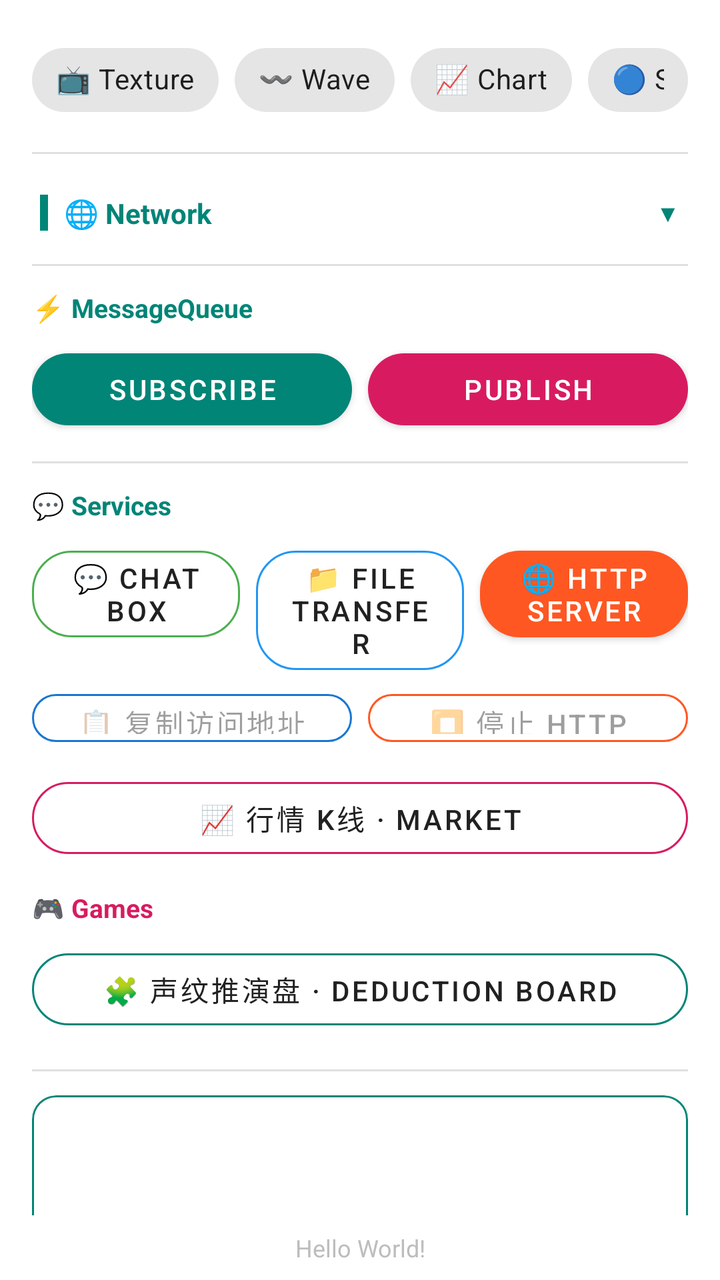
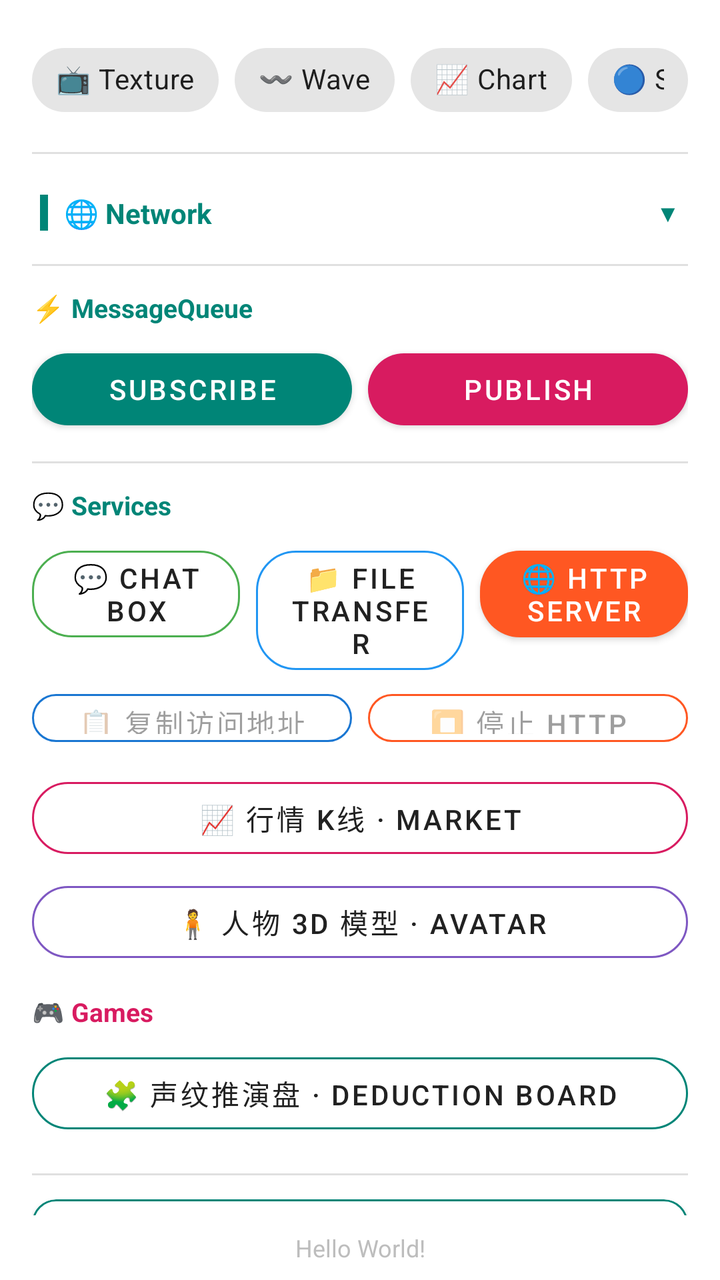

Two renders of the same Android screen: before a commit and after it. Below are the layout's source before the change and the commit's diff.
<!-- AndroidManifest.xml: activity theme Theme.MaterialComponents.DayNight.DarkActionBar -->
<!-- res/layout/activity_select.xml -->
<?xml version="1.0" encoding="utf-8"?>
<LinearLayout xmlns:android="http://schemas.android.com/apk/res/android"
    xmlns:app="http://schemas.android.com/apk/res-auto"
    xmlns:tools="http://schemas.android.com/tools"
    android:layout_width="match_parent"
    android:layout_height="match_parent"
    android:orientation="vertical">

    <ScrollView
        android:layout_width="match_parent"
        android:layout_height="0dp"
        android:layout_weight="1"
        android:fillViewport="true"
        android:scrollbars="none"
        tools:context=".activity.MainActivity"
        tools:ignore="MissingClass">

        <LinearLayout
            android:layout_width="match_parent"
            android:layout_height="wrap_content"
            android:orientation="vertical"
            android:padding="16dp">

            
            <LinearLayout
                android:layout_width="match_parent"
                android:layout_height="wrap_content"
                android:layout_marginBottom="12dp"
                android:gravity="center"
                android:orientation="horizontal">

                <com.google.android.material.chip.Chip
                    android:id="@+id/btn_texture"
                    style="@style/Widget.MaterialComponents.Chip.Action"
                    android:layout_width="wrap_content"
                    android:layout_height="wrap_content"
                    android:layout_marginEnd="8dp"
                    android:checkable="false"
                    android:clickable="true"
                    android:focusable="true"
                    android:text="@string/texture"
                    app:chipIconVisible="false"
                    app:rippleColor="@color/colorPrimary" />

                <com.google.android.material.chip.Chip
                    android:id="@+id/btn_wave"
                    style="@style/Widget.MaterialComponents.Chip.Action"
                    android:layout_width="wrap_content"
                    android:layout_height="wrap_content"
                    android:layout_marginEnd="8dp"
                    android:checkable="false"
                    android:clickable="true"
                    android:focusable="true"
                    android:text="@string/wave"
                    app:chipIconVisible="false"
                    app:rippleColor="@color/colorPrimary" />

                <com.google.android.material.chip.Chip
                    android:id="@+id/btn_chart"
                    style="@style/Widget.MaterialComponents.Chip.Action"
                    android:layout_width="wrap_content"
                    android:layout_height="wrap_content"
                    android:layout_marginEnd="8dp"
                    android:checkable="false"
                    android:clickable="true"
                    android:focusable="true"
                    android:text="@string/chart"
                    app:chipIconVisible="false"
                    app:rippleColor="@color/colorPrimary" />

                <com.google.android.material.chip.Chip
                    android:id="@+id/btn_bluetooth"
                    style="@style/Widget.MaterialComponents.Chip.Action"
                    android:layout_width="wrap_content"
                    android:layout_height="wrap_content"
                    android:checkable="false"
                    android:clickable="true"
                    android:focusable="true"
                    android:text="@string/bluetooth"
                    app:chipIconVisible="false"
                    app:rippleColor="@color/colorAccent" />
            </LinearLayout>

            
            <View
                android:layout_width="match_parent"
                android:layout_height="1dp"
                android:layout_marginBottom="12dp"
                android:background="#E0E0E0" />

            
            <LinearLayout
                android:id="@+id/network_header"
                android:layout_width="match_parent"
                android:layout_height="wrap_content"
                android:layout_marginBottom="4dp"
                android:gravity="center_vertical"
                android:orientation="horizontal"
                android:clickable="true"
                android:focusable="true"
                android:background="?android:attr/selectableItemBackground"
                android:paddingVertical="8dp"
                android:paddingHorizontal="4dp">

                <View
                    android:layout_width="4dp"
                    android:layout_height="18dp"
                    android:layout_marginEnd="8dp"
                    android:background="@color/colorPrimary" />

                <TextView
                    android:layout_width="0dp"
                    android:layout_height="wrap_content"
                    android:layout_weight="1"
                    android:text="@string/section_network"
                    android:textColor="@color/colorPrimary"
                    android:textSize="14sp"
                    android:textStyle="bold" />

                <TextView
                    android:id="@+id/network_arrow"
                    android:layout_width="wrap_content"
                    android:layout_height="wrap_content"
                    android:text="▼"
                    android:textColor="@color/colorPrimary"
                    android:textSize="12sp" />
            </LinearLayout>

            
            <LinearLayout
                android:id="@+id/network_content"
                android:layout_width="match_parent"
                android:layout_height="wrap_content"
                android:visibility="gone"
                android:orientation="vertical"
                android:layout_marginBottom="8dp">

                
                <LinearLayout
                    android:layout_width="match_parent"
                    android:layout_height="wrap_content"
                    android:layout_marginBottom="4dp"
                    android:orientation="horizontal">

                    <com.google.android.material.button.MaterialButton
                        android:id="@+id/btn_server"
                        style="@style/Widget.MaterialComponents.Button.OutlinedButton"
                        android:layout_width="0dp"
                        android:layout_height="36dp"
                        android:layout_marginEnd="6dp"
                        android:layout_weight="1"
                        android:text="@string/server"
                        android:textSize="12sp"
                        android:paddingStart="8dp"
                        android:paddingEnd="8dp"
                        app:cornerRadius="18dp"
                        app:strokeColor="@color/colorPrimary"
                        app:strokeWidth="1dp" />

                    <com.google.android.material.button.MaterialButton
                        android:id="@+id/btn_client"
                        style="@style/Widget.MaterialComponents.Button.OutlinedButton"
                        android:layout_width="0dp"
                        android:layout_height="36dp"
                        android:layout_weight="1"
                        android:text="@string/client"
                        android:textSize="12sp"
                        android:paddingStart="8dp"
                        android:paddingEnd="8dp"
                        app:cornerRadius="18dp"
                        app:strokeColor="@color/colorPrimary"
                        app:strokeWidth="1dp" />
                </LinearLayout>

                
                <LinearLayout
                    android:layout_width="match_parent"
                    android:layout_height="wrap_content"
                    android:layout_marginBottom="12dp"
                    android:orientation="horizontal">

                    <TextView
                        android:id="@+id/txt_server"
                        android:layout_width="0dp"
                        android:layout_height="wrap_content"
                        android:layout_marginEnd="6dp"
                        android:layout_weight="1"
                        android:ellipsize="end"
                        android:gravity="center"
                        android:maxLines="1"
                        android:text="@string/dftHint"
                        android:textColor="#9E9E9E"
                        android:textSize="10sp" />

                    <TextView
                        android:id="@+id/txt_client"
                        android:layout_width="0dp"
                        android:layout_height="wrap_content"
                        android:layout_weight="1"
                        android:ellipsize="end"
                        android:gravity="center"
                        android:maxLines="1"
                        android:text="@string/dftHint"
                        android:textColor="#9E9E9E"
                        android:textSize="10sp" />
                </LinearLayout>

                
                <LinearLayout
                    android:layout_width="match_parent"
                    android:layout_height="wrap_content"
                    android:layout_marginBottom="4dp"
                    android:orientation="horizontal">

                    <com.google.android.material.button.MaterialButton
                        android:id="@+id/btn_event"
                        style="@style/Widget.MaterialComponents.Button.OutlinedButton"
                        android:layout_width="0dp"
                        android:layout_height="36dp"
                        android:layout_marginEnd="6dp"
                        android:layout_weight="1"
                        android:text="@string/event"
                        android:textSize="12sp"
                        android:paddingStart="8dp"
                        android:paddingEnd="8dp"
                        app:cornerRadius="18dp"
                        app:strokeColor="@color/colorPrimary"
                        app:strokeWidth="1dp" />

                    <com.google.android.material.button.MaterialButton
                        android:id="@+id/btn_time"
                        style="@style/Widget.MaterialComponents.Button.OutlinedButton"
                        android:layout_width="0dp"
                        android:layout_height="36dp"
                        android:layout_weight="1"
                        android:text="@string/time"
                        android:textSize="12sp"
                        android:paddingStart="8dp"
                        android:paddingEnd="8dp"
                        app:cornerRadius="18dp"
                        app:strokeColor="@color/colorPrimary"
                        app:strokeWidth="1dp" />
                </LinearLayout>

                
                <LinearLayout
                    android:layout_width="match_parent"
                    android:layout_height="wrap_content"
                    android:layout_marginBottom="12dp"
                    android:orientation="horizontal">

                    <TextView
                        android:id="@+id/txt_event"
                        android:layout_width="0dp"
                        android:layout_height="wrap_content"
                        android:layout_marginEnd="6dp"
                        android:layout_weight="1"
                        android:ellipsize="end"
                        android:gravity="center"
                        android:maxLines="1"
                        android:text="@string/dftHint"
                        android:textColor="#9E9E9E"
                        android:textSize="10sp" />

                    <TextView
                        android:id="@+id/txt_time"
                        android:layout_width="0dp"
                        android:layout_height="wrap_content"
                        android:layout_weight="1"
                        android:ellipsize="end"
                        android:gravity="center"
                        android:maxLines="1"
                        android:text="@string/dftHint"
                        android:textColor="#9E9E9E"
                        android:textSize="10sp" />
                </LinearLayout>

                
                <LinearLayout
                    android:layout_width="match_parent"
                    android:layout_height="wrap_content"
                    android:layout_marginTop="2dp"
                    android:orientation="horizontal">

                    <com.google.android.material.button.MaterialButton
                        android:id="@+id/btn_tcp"
                        style="@style/Widget.MaterialComponents.Button.OutlinedButton"
                        android:layout_width="0dp"
                        android:layout_height="38dp"
                        android:layout_marginEnd="6dp"
                        android:layout_weight="1"
                        android:text="@string/tcp"
                        android:textSize="13sp"
                        app:cornerRadius="20dp"
                        app:strokeColor="@color/colorPrimary"
                        app:strokeWidth="1dp" />

                    <com.google.android.material.button.MaterialButton
                        android:id="@+id/btn_ikcp"
                        style="@style/Widget.MaterialComponents.Button.OutlinedButton"
                        android:layout_width="0dp"
                        android:layout_height="38dp"
                        android:layout_weight="1"
                        android:text="@string/kcprun"
                        android:textSize="13sp"
                        app:cornerRadius="20dp"
                        app:strokeColor="#FF9800"
                        app:strokeWidth="1dp" />
                </LinearLayout>
            </LinearLayout>

            
            <View
                android:layout_width="match_parent"
                android:layout_height="1dp"
                android:layout_marginTop="4dp"
                android:layout_marginBottom="12dp"
                android:background="#E0E0E0" />

            
            <TextView
                android:layout_width="wrap_content"
                android:layout_height="wrap_content"
                android:layout_marginBottom="8dp"
                android:text="@string/section_advanced"
                android:textColor="@color/colorPrimary"
                android:textSize="13sp"
                android:textStyle="bold" />

            
            <LinearLayout
                android:layout_width="match_parent"
                android:layout_height="wrap_content"
                android:layout_marginBottom="8dp"
                android:orientation="horizontal">

                <com.google.android.material.button.MaterialButton
                    android:id="@+id/btn_subscribe"
                    style="@style/Widget.MaterialComponents.Button"
                    android:layout_width="0dp"
                    android:layout_height="wrap_content"
                    android:layout_marginEnd="8dp"
                    android:layout_weight="1"
                    android:text="@string/subscribe"
                    app:backgroundTint="@color/colorPrimary"
                    app:cornerRadius="20dp" />

                <com.google.android.material.button.MaterialButton
                    android:id="@+id/btn_publisher"
                    style="@style/Widget.MaterialComponents.Button"
                    android:layout_width="0dp"
                    android:layout_height="wrap_content"
                    android:layout_weight="1"
                    android:text="@string/publish"
                    app:backgroundTint="@color/colorAccent"
                    app:cornerRadius="20dp" />
            </LinearLayout>

            
            <View
                android:layout_width="match_parent"
                android:layout_height="1dp"
                android:layout_marginTop="4dp"
                android:layout_marginBottom="12dp"
                android:background="#E0E0E0" />

            
            <TextView
                android:layout_width="wrap_content"
                android:layout_height="wrap_content"
                android:layout_marginBottom="8dp"
                android:text="@string/section_files"
                android:textColor="@color/colorPrimary"
                android:textSize="13sp"
                android:textStyle="bold" />

            <LinearLayout
                android:layout_width="match_parent"
                android:layout_height="wrap_content"
                android:orientation="horizontal">

                <com.google.android.material.button.MaterialButton
                    android:id="@+id/btn_chat"
                    style="@style/Widget.MaterialComponents.Button.OutlinedButton"
                    android:layout_width="0dp"
                    android:layout_height="wrap_content"
                    android:layout_marginEnd="8dp"
                    android:layout_weight="1"
                    android:text="@string/chat"
                    app:cornerRadius="20dp"
                    app:strokeColor="#4CAF50" />

                <com.google.android.material.button.MaterialButton
                    android:id="@+id/btn_file_trans"
                    style="@style/Widget.MaterialComponents.Button.OutlinedButton"
                    android:layout_width="0dp"
                    android:layout_height="wrap_content"
                    android:layout_marginEnd="8dp"
                    android:layout_weight="1"
                    android:text="@string/file_trans"
                    app:cornerRadius="20dp"
                    app:strokeColor="#2196F3" />

                <com.google.android.material.button.MaterialButton
                    android:id="@+id/btn_http_server"
                    style="@style/Widget.MaterialComponents.Button"
                    android:layout_width="0dp"
                    android:layout_height="wrap_content"
                    android:layout_weight="1"
                    android:text="@string/http_server"
                    app:backgroundTint="#FF5722"
                    app:cornerRadius="20dp" />
            </LinearLayout>

            
            <LinearLayout
                android:layout_width="match_parent"
                android:layout_height="wrap_content"
                android:orientation="horizontal">

                <com.google.android.material.button.MaterialButton
                    android:id="@+id/btn_http_copy"
                    style="@style/Widget.MaterialComponents.Button.OutlinedButton"
                    android:layout_width="0dp"
                    android:layout_height="36dp"
                    android:layout_marginEnd="4dp"
                    android:layout_weight="1"
                    android:enabled="false"
                    android:text="@string/http_server_copy"
                    app:cornerRadius="20dp"
                    app:strokeColor="#1976D2" />

                <com.google.android.material.button.MaterialButton
                    android:id="@+id/btn_http_stop"
                    style="@style/Widget.MaterialComponents.Button.OutlinedButton"
                    android:layout_width="0dp"
                    android:layout_height="36dp"
                    android:layout_marginStart="4dp"
                    android:layout_weight="1"
                    android:enabled="false"
                    android:text="@string/http_server_stop"
                    app:cornerRadius="20dp"
                    app:strokeColor="#FF5722" />
            </LinearLayout>

            
            <com.google.android.material.button.MaterialButton
                android:id="@+id/btn_market"
                style="@style/Widget.MaterialComponents.Button.OutlinedButton"
                android:layout_width="match_parent"
                android:layout_height="wrap_content"
                android:layout_marginTop="8dp"
                android:layout_marginBottom="12dp"
                android:text="@string/market_quote"
                app:cornerRadius="20dp"
                app:strokeColor="@color/colorAccent"
                app:strokeWidth="1dp" />

            
            <TextView
                android:layout_width="wrap_content"
                android:layout_height="wrap_content"
                android:layout_marginBottom="8dp"
                android:text="@string/section_game"
                android:textColor="@color/colorAccent"
                android:textSize="13sp"
                android:textStyle="bold" />

            <com.google.android.material.button.MaterialButton
                android:id="@+id/btn_deduction"
                style="@style/Widget.MaterialComponents.Button.OutlinedButton"
                android:layout_width="match_parent"
                android:layout_height="wrap_content"
                android:layout_marginBottom="12dp"
                android:text="@string/deduction_board"
                app:cornerRadius="20dp"
                app:strokeColor="@color/colorPrimary"
                app:strokeWidth="1dp" />

            
            <View
                android:layout_width="match_parent"
                android:layout_height="1dp"
                android:layout_marginTop="4dp"
                android:layout_marginBottom="12dp"
                android:background="#E0E0E0" />

            
            <com.google.android.material.card.MaterialCardView
                android:layout_width="match_parent"
                android:layout_height="wrap_content"
                android:layout_marginBottom="16dp"
                app:cardElevation="2dp"
                app:cardCornerRadius="12dp"
                app:contentPadding="16dp"
                app:strokeWidth="1dp"
                app:strokeColor="@color/colorPrimary">

                <LinearLayout
                    android:layout_width="match_parent"
                    android:layout_height="wrap_content"
                    android:layout_marginTop="16dp"
                    android:orientation="vertical">

                    <TextView
                        android:id="@+id/txt_hint"
                        android:layout_width="match_parent"
                        android:layout_height="wrap_content"
                        android:gravity="center"
                        android:lineSpacingExtra="2dp"
                        android:paddingBottom="8dp"
                        android:text="@string/dftHint"
                        android:textColor="@color/hint_text"
                        android:textSize="12sp"
                        android:textStyle="italic"
                        tools:ignore="RtlHardcoded" />

                    <View
                        android:layout_width="match_parent"
                        android:layout_height="1dp"
                        android:layout_marginTop="4dp"
                        android:layout_marginBottom="4dp"
                        android:background="@color/card_divider" />

                    <TextView
                        android:id="@+id/txt_status"
                        android:layout_width="match_parent"
                        android:layout_height="wrap_content"
                        android:gravity="center"
                        android:layout_marginTop="4dp"
                        android:lineSpacingExtra="4dp"
                        android:text="@string/dftHint"
                        android:textColor="@color/status_text"
                        android:textSize="14sp"
                        android:textStyle="bold"
                        tools:ignore="RtlHardcoded" />
                </LinearLayout>
            </com.google.android.material.card.MaterialCardView>

        </LinearLayout>

    </ScrollView>

    
    <TextView
        android:id="@+id/sample_text"
        android:layout_width="match_parent"
        android:layout_height="wrap_content"
        android:gravity="center"
        android:paddingTop="8dp"
        android:paddingBottom="8dp"
        android:text="@string/hello_world"
        android:textColor="#BDBDBD"
        android:textSize="12sp" />

</LinearLayout>
<!-- resources referenced by this layout -->
<resources>
  <color name="card_divider">#B0BEC5</color>
  <color name="colorAccent">#D81B60</color>
  <color name="colorPrimary">#008577</color>
  <color name="hint_text">#546E7A</color>
  <color name="status_text">#00796B</color>
  <string name="bluetooth">🔵 Serial</string>
  <string name="chart">📈 Chart</string>
  <string name="chat">💬 Chat Box</string>
  <string name="client">client</string>
  <string name="deduction_board">🧩 声纹推演盘 · Deduction Board</string>
  <string name="dftHint">" "</string>
  <string name="event">event</string>
  <string name="file_trans">📁 File Transfer</string>
  <string name="hello_world">Hello World!</string>
  <string name="http_server">🌐 HTTP Server</string>
  <string name="http_server_copy">📋 复制访问地址</string>
  <string name="http_server_stop">⏹ 停止 HTTP</string>
  <string name="kcprun">Kcp</string>
  <string name="market_quote">📈 行情 K线 · Market</string>
  <string name="publish">Publish</string>
  <string name="section_advanced">⚡ MessageQueue</string>
  <string name="section_files">💬 Services</string>
  <string name="section_game">🎮 Games</string>
  <string name="section_network">🌐 Network</string>
  <string name="server">server</string>
  <string name="subscribe">Subscribe</string>
  <string name="tcp">TCP</string>
  <string name="texture">📺 Texture</string>
  <string name="time">time</string>
  <string name="wave">〰️ Wave</string>
</resources>

<!-- the commit's change to res/layout/activity_select.xml (unified diff, before → after) -->
@@ -450,10 +450,22 @@
                 android:layout_width="match_parent"
                 android:layout_height="wrap_content"
                 android:layout_marginTop="8dp"
-                android:layout_marginBottom="12dp"
+                android:layout_marginBottom="4dp"
                 android:text="@string/market_quote"
                 app:cornerRadius="20dp"
                 app:strokeColor="@color/colorAccent"
+                app:strokeWidth="1dp" />
+
+            
+            <com.google.android.material.button.MaterialButton
+                android:id="@+id/btn_avatar"
+                style="@style/Widget.MaterialComponents.Button.OutlinedButton"
+                android:layout_width="match_parent"
+                android:layout_height="wrap_content"
+                android:layout_marginBottom="12dp"
+                android:text="@string/avatar_3d"
+                app:cornerRadius="20dp"
+                app:strokeColor="#7E57C2"
                 app:strokeWidth="1dp" />
 
             
<!-- resource entries referenced after the edit -->
@@ -5,6 +5,7 @@
   <color name="colorPrimary">#008577</color>
   <color name="hint_text">#546E7A</color>
   <color name="status_text">#00796B</color>
+  <string name="avatar_3d">🧍 人物 3D 模型 · Avatar</string>
   <string name="bluetooth">🔵 Serial</string>
   <string name="chart">📈 Chart</string>
   <string name="chat">💬 Chat Box</string>
